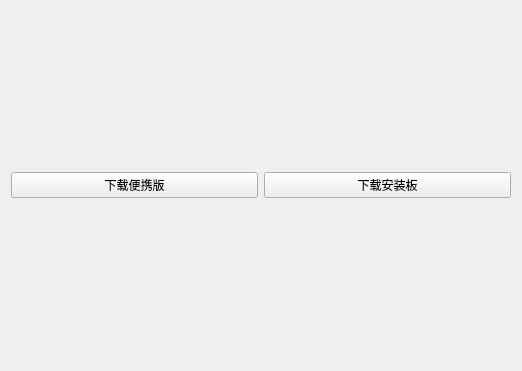
Old version of the form app/pages/pageselectinstallmethod.ui in the repository liangtie/kicad-installer.
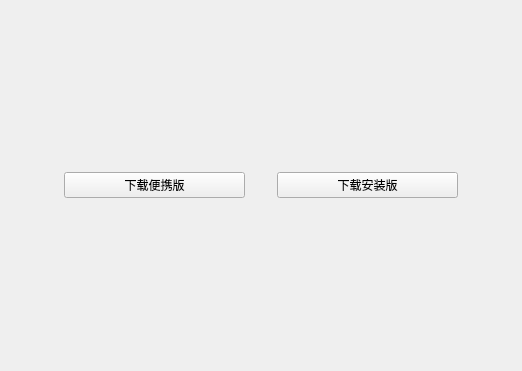
New version of the form.

Commit message:
feat(app): improve UI styling and layout
- Add QVBoxLayout for splash screen image with margins
- Update UI elements in pageselectinstallmethod with spacing and margins
- Set Microsoft YaHei font for widgets
- Update button text and styling in light-style.css

```diff
--- a/app/pages/pageselectinstallmethod.ui
+++ b/app/pages/pageselectinstallmethod.ui
@@ -14,6 +14,15 @@
    <string>Form</string>
   </property>
   <layout class="QHBoxLayout" name="horizontalLayout">
+   <property name="spacing">
+    <number>32</number>
+   </property>
+   <property name="leftMargin">
+    <number>64</number>
+   </property>
+   <property name="rightMargin">
+    <number>64</number>
+   </property>
    <item>
     <widget class="QPushButton" name="btn_portable">
      <property name="sizePolicy">
@@ -22,6 +31,11 @@
        <verstretch>0</verstretch>
       </sizepolicy>
      </property>
+     <property name="font">
+      <font>
+       <family>Microsoft YaHei</family>
+      </font>
+     </property>
      <property name="text">
       <string>下载便携版</string>
      </property>
@@ -35,8 +49,13 @@
        <verstretch>0</verstretch>
       </sizepolicy>
      </property>
+     <property name="font">
+      <font>
+       <family>Microsoft YaHei</family>
+      </font>
+     </property>
      <property name="text">
-      <string>下载安装板</string>
+      <string>下载安装版</string>
      </property>
     </widget>
    </item>
```
The commit also changes 2 other files.
